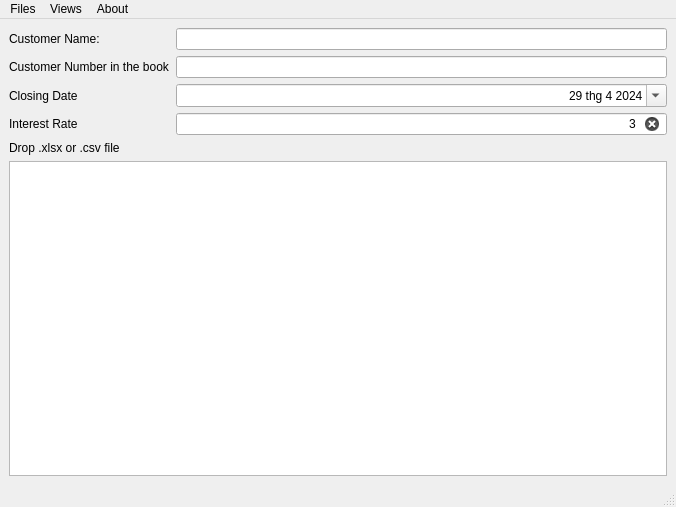
Achicken7301/Debt-Calculation, file ui/main_ui.ui: the form before one commit.
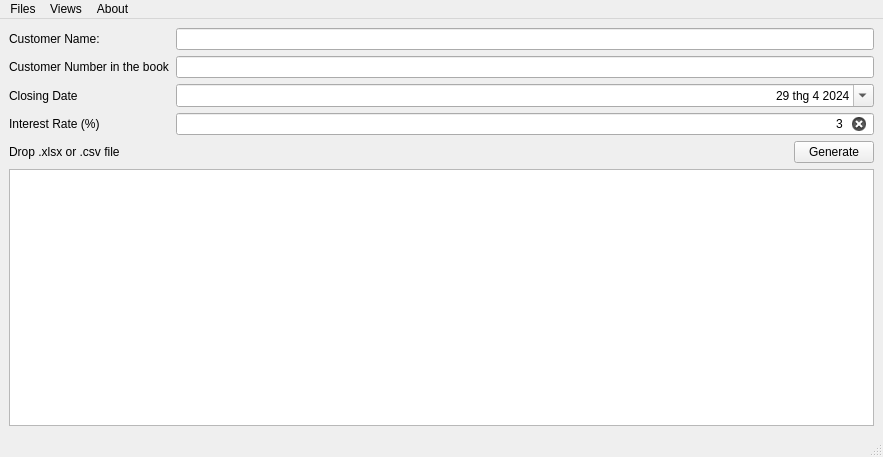
The form after the commit.

The edit to the form file:
```diff
--- a/ui/main_ui.ui
+++ b/ui/main_ui.ui
@@ -6,8 +6,8 @@
    <rect>
     <x>0</x>
     <y>0</y>
-    <width>676</width>
-    <height>507</height>
+    <width>883</width>
+    <height>457</height>
    </rect>
   </property>
   <property name="acceptDrops">
@@ -81,7 +81,7 @@
       <item row="3" column="0">
        <widget class="QLabel" name="label_3">
         <property name="text">
-         <string>Interest Rate</string>
+         <string>Interest Rate (%)</string>
         </property>
        </widget>
       </item>
@@ -116,12 +116,36 @@
      </layout>
     </item>
     <item>
+     <layout class="QGridLayout" name="gridLayout">
+      <item row="0" column="2">
+       <widget class="QPushButton" name="file_generate">
+        <property name="text">
+         <string>Generate</string>
+        </property>
+       </widget>
+      </item>
+      <item row="0" column="0">
      <widget class="QLabel" name="label">
       <property name="text">
        <string>Drop .xlsx or .csv file</string>
       </property>
      </widget>
     </item>
+      <item row="0" column="1">
+       <spacer name="horizontalSpacer">
+        <property name="orientation">
+         <enum>Qt::Horizontal</enum>
+        </property>
+        <property name="sizeHint" stdset="0">
+         <size>
+          <width>40</width>
+          <height>20</height>
+         </size>
+        </property>
+       </spacer>
+      </item>
+     </layout>
+    </item>
     <item>
      <widget class="QTableWidget" name="tableWidget">
       <property name="enabled">
@@ -145,7 +169,7 @@
     <rect>
      <x>0</x>
      <y>0</y>
-     <width>676</width>
+     <width>883</width>
      <height>20</height>
     </rect>
    </property>
```
Left out of the diff: 6 changed lines with no effect on the pictures. Lines whose indentation alone changed are shown as unchanged.
